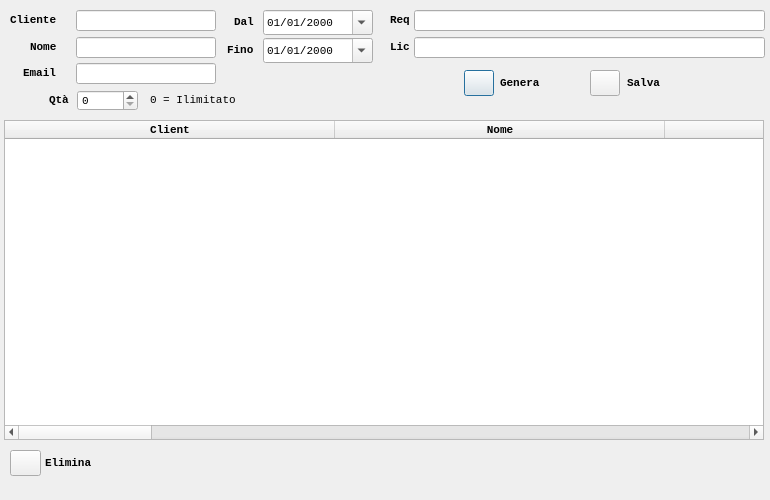
Before: the Qt Designer form QtUI/dialogLic.ui in emper0r/aron-conf, drawn with Qt 5.
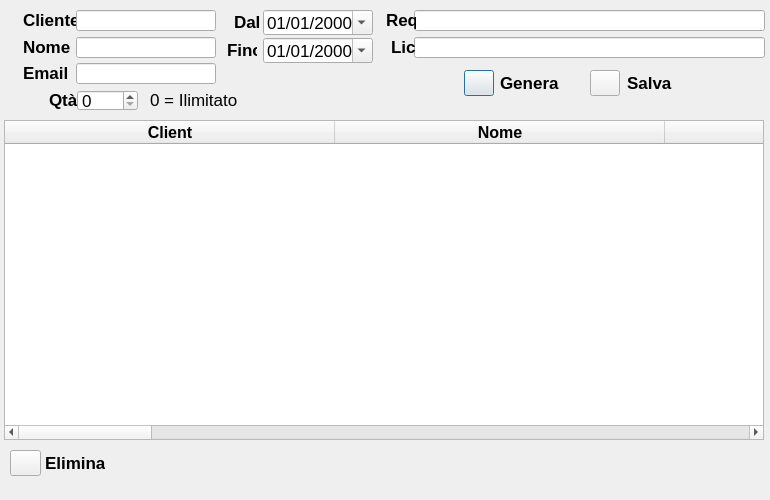
After: the same form once the commit is applied.

The edit to the form file:
```diff
--- a/QtUI/dialogLic.ui
+++ b/QtUI/dialogLic.ui
@@ -87,7 +87,8 @@
    </property>
    <property name="font">
     <font>
-     <pointsize>8</pointsize>
+     <family>Helvetica</family>
+     <pointsize>13</pointsize>
     </font>
    </property>
    <property name="cursor" stdset="0">
@@ -141,8 +142,8 @@
     </property>
     <property name="font">
      <font>
-      <family>Monospace</family>
-      <pointsize>8</pointsize>
+      <family>Helvetica</family>
+      <pointsize>12</pointsize>
       <weight>75</weight>
       <bold>true</bold>
      </font>
@@ -157,8 +158,8 @@
     </property>
     <property name="font">
      <font>
-      <family>Monospace</family>
-      <pointsize>8</pointsize>
+      <family>Helvetica</family>
+      <pointsize>12</pointsize>
       <weight>75</weight>
       <bold>true</bold>
      </font>
@@ -173,8 +174,8 @@
     </property>
     <property name="font">
      <font>
-      <family>Monospace</family>
-      <pointsize>8</pointsize>
+      <family>Helvetica</family>
+      <pointsize>12</pointsize>
       <weight>75</weight>
       <bold>true</bold>
      </font>
@@ -189,7 +190,8 @@
     </property>
     <property name="font">
      <font>
-      <pointsize>8</pointsize>
+      <family>Helvetica</family>
+      <pointsize>12</pointsize>
       <weight>75</weight>
       <bold>true</bold>
      </font>
@@ -204,7 +206,8 @@
     </property>
     <property name="font">
      <font>
-      <pointsize>8</pointsize>
+      <family>Helvetica</family>
+      <pointsize>12</pointsize>
       <weight>75</weight>
       <bold>true</bold>
      </font>
@@ -219,7 +222,8 @@
     </property>
     <property name="font">
      <font>
-      <pointsize>8</pointsize>
+      <family>Helvetica</family>
+      <pointsize>12</pointsize>
       <weight>75</weight>
       <bold>true</bold>
      </font>
@@ -234,7 +238,8 @@
     </property>
     <property name="font">
      <font>
-      <pointsize>8</pointsize>
+      <family>Helvetica</family>
+      <pointsize>12</pointsize>
       <weight>75</weight>
       <bold>true</bold>
      </font>
@@ -249,7 +254,8 @@
     </property>
     <property name="font">
      <font>
-      <pointsize>8</pointsize>
+      <family>Helvetica</family>
+      <pointsize>12</pointsize>
       <weight>75</weight>
       <bold>true</bold>
      </font>
@@ -264,7 +270,8 @@
     </property>
     <property name="font">
      <font>
-      <pointsize>8</pointsize>
+      <family>Helvetica</family>
+      <pointsize>12</pointsize>
       <weight>75</weight>
       <bold>true</bold>
      </font>
@@ -279,7 +286,8 @@
     </property>
     <property name="font">
      <font>
-      <pointsize>8</pointsize>
+      <family>Helvetica</family>
+      <pointsize>12</pointsize>
       <weight>75</weight>
       <bold>true</bold>
      </font>
@@ -294,8 +302,8 @@
     </property>
     <property name="font">
      <font>
-      <family>Monospace</family>
-      <pointsize>8</pointsize>
+      <family>Helvetica</family>
+      <pointsize>12</pointsize>
       <weight>75</weight>
       <bold>true</bold>
      </font>
@@ -308,7 +316,7 @@
   <widget class="QLabel" name="labelClient">
    <property name="geometry">
     <rect>
-     <x>10</x>
+     <x>23</x>
      <y>10</y>
      <width>60</width>
      <height>20</height>
@@ -328,8 +336,8 @@
    </property>
    <property name="font">
     <font>
-     <family>Monospace</family>
-     <pointsize>8</pointsize>
+     <family>Helvetica</family>
+     <pointsize>13</pointsize>
      <weight>75</weight>
      <bold>true</bold>
     </font>
@@ -362,7 +370,7 @@
   <widget class="QLabel" name="labelName">
    <property name="geometry">
     <rect>
-     <x>30</x>
+     <x>23</x>
      <y>37</y>
      <width>60</width>
      <height>20</height>
@@ -382,8 +390,8 @@
    </property>
    <property name="font">
     <font>
-     <family>Monospace</family>
-     <pointsize>8</pointsize>
+     <family>Helvetica</family>
+     <pointsize>13</pointsize>
      <weight>75</weight>
      <bold>true</bold>
     </font>
@@ -436,8 +444,8 @@
    </property>
    <property name="font">
     <font>
-     <family>Monospace</family>
-     <pointsize>8</pointsize>
+     <family>Helvetica</family>
+     <pointsize>13</pointsize>
      <weight>75</weight>
      <bold>true</bold>
     </font>
@@ -490,8 +498,8 @@
    </property>
    <property name="font">
     <font>
-     <family>Monospace</family>
-     <pointsize>8</pointsize>
+     <family>Helvetica</family>
+     <pointsize>13</pointsize>
      <weight>75</weight>
      <bold>true</bold>
     </font>
@@ -514,7 +522,8 @@
    </property>
    <property name="font">
     <font>
-     <pointsize>8</pointsize>
+     <family>Helvetica</family>
+     <pointsize>13</pointsize>
     </font>
    </property>
    <property name="cursor">
@@ -550,8 +559,8 @@
    </property>
    <property name="font">
     <font>
-     <family>Monospace</family>
-     <pointsize>8</pointsize>
+     <family>Helvetica</family>
+     <pointsize>13</pointsize>
      <weight>75</weight>
      <bold>true</bold>
     </font>
@@ -586,8 +595,8 @@
    </property>
    <property name="font">
     <font>
-     <family>Monospace</family>
-     <pointsize>8</pointsize>
+     <family>Helvetica</family>
+     <pointsize>13</pointsize>
      <weight>75</weight>
      <bold>true</bold>
     </font>
@@ -610,7 +619,8 @@
    </property>
    <property name="font">
     <font>
-     <pointsize>8</pointsize>
+     <family>Helvetica</family>
+     <pointsize>13</pointsize>
     </font>
    </property>
    <property name="cursor">
@@ -676,7 +686,8 @@
    </property>
    <property name="font">
     <font>
-     <pointsize>8</pointsize>
+     <family>Helvetica</family>
+     <pointsize>13</pointsize>
     </font>
    </property>
    <property name="cursor">
@@ -689,7 +700,7 @@
   <widget class="QLabel" name="labelReq">
    <property name="geometry">
     <rect>
-     <x>390</x>
+     <x>386</x>
      <y>10</y>
      <width>30</width>
      <height>20</height>
@@ -709,8 +720,8 @@
    </property>
    <property name="font">
     <font>
-     <family>Monospace</family>
-     <pointsize>8</pointsize>
+     <family>Helvetica</family>
+     <pointsize>13</pointsize>
      <weight>75</weight>
      <bold>true</bold>
     </font>
@@ -733,7 +744,8 @@
    </property>
    <property name="font">
     <font>
-     <pointsize>8</pointsize>
+     <family>Helvetica</family>
+     <pointsize>13</pointsize>
     </font>
    </property>
    <property name="cursor">
@@ -746,7 +758,7 @@
   <widget class="QLabel" name="labelLic">
    <property name="geometry">
     <rect>
-     <x>390</x>
+     <x>391</x>
      <y>37</y>
      <width>30</width>
      <height>20</height>
@@ -766,8 +778,8 @@
    </property>
    <property name="font">
     <font>
-     <family>Monospace</family>
-     <pointsize>8</pointsize>
+     <family>Helvetica</family>
+     <pointsize>13</pointsize>
      <weight>75</weight>
      <bold>true</bold>
     </font>
@@ -823,8 +835,8 @@
    </property>
    <property name="font">
     <font>
-     <family>Monospace</family>
-     <pointsize>8</pointsize>
+     <family>Helvetica</family>
+     <pointsize>13</pointsize>
      <weight>75</weight>
      <bold>true</bold>
     </font>
@@ -859,8 +871,8 @@
    </property>
    <property name="font">
     <font>
-     <family>Monospace</family>
-     <pointsize>8</pointsize>
+     <family>Helvetica</family>
+     <pointsize>13</pointsize>
      <weight>75</weight>
      <bold>true</bold>
     </font>
@@ -895,8 +907,8 @@
    </property>
    <property name="font">
     <font>
-     <family>Monospace</family>
-     <pointsize>8</pointsize>
+     <family>Helvetica</family>
+     <pointsize>13</pointsize>
      <weight>75</weight>
      <bold>true</bold>
     </font>
@@ -919,7 +931,8 @@
    </property>
    <property name="font">
     <font>
-     <pointsize>8</pointsize>
+     <family>Helvetica</family>
+     <pointsize>13</pointsize>
     </font>
    </property>
    <property name="maximum">
@@ -949,8 +962,8 @@
    </property>
    <property name="font">
     <font>
-     <family>Monospace</family>
-     <pointsize>8</pointsize>
+     <family>Helvetica</family>
+     <pointsize>13</pointsize>
      <weight>50</weight>
      <bold>false</bold>
     </font>
```
Left out of the diff: 18 changed lines with no effect on the pictures.
